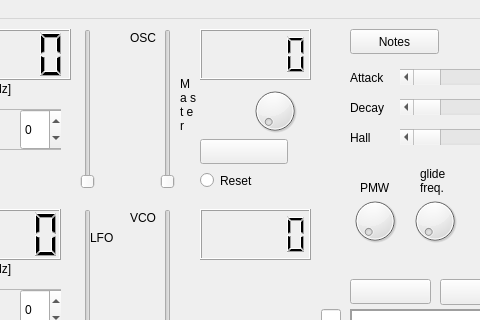
First picture: the form in OceanGUI/mainwindow.ui, repository uglasmeyer/ocean, before the edit; both pictures show x 130 to 610 and y 0 to 320 of the 1207 by 629 pixel window.
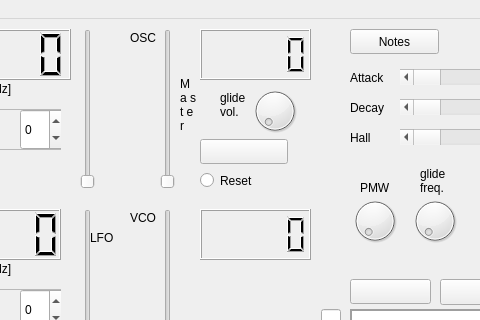
Second picture: the form after the edit.

Diff of the .ui file:
```diff
--- a/OceanGUI/mainwindow.ui
+++ b/OceanGUI/mainwindow.ui
@@ -1980,6 +1980,22 @@
      <string>adjust</string>
     </property>
    </widget>
+   <widget class="QLabel" name="glidefrequency_2">
+    <property name="geometry">
+     <rect>
+      <x>350</x>
+      <y>70</y>
+      <width>41</width>
+      <height>31</height>
+     </rect>
+    </property>
+    <property name="text">
+     <string>glide vol.</string>
+    </property>
+    <property name="wordWrap">
+     <bool>true</bool>
+    </property>
+   </widget>
   </widget>
   <widget class="QMenuBar" name="menubar">
    <property name="geometry">
```
